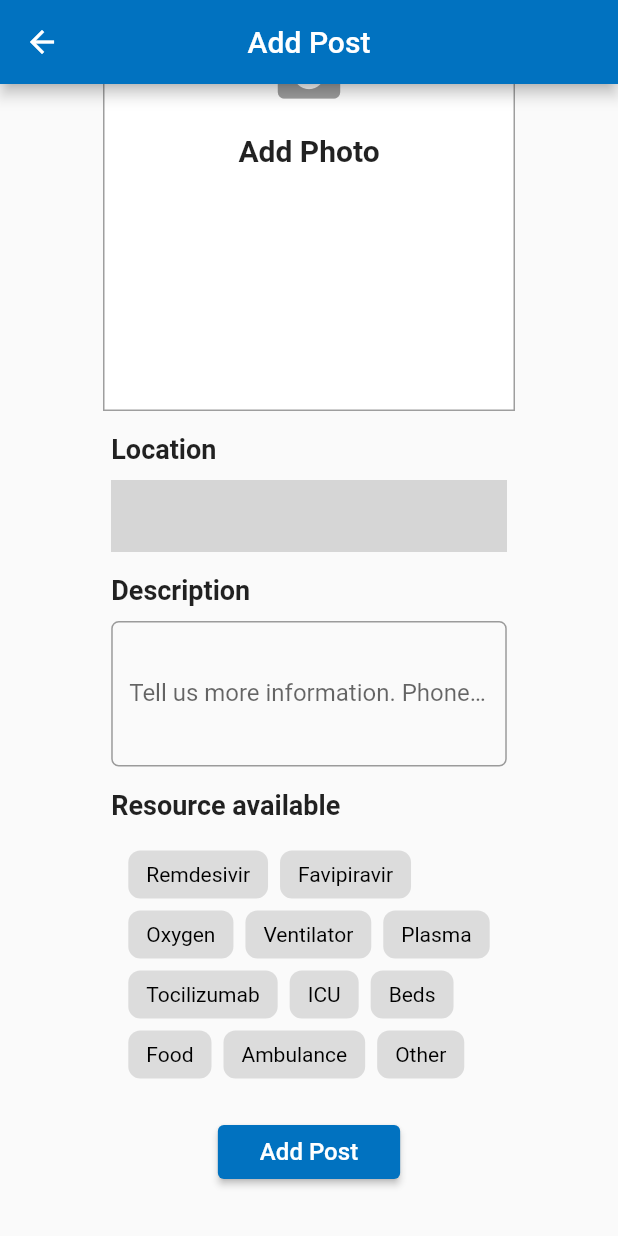
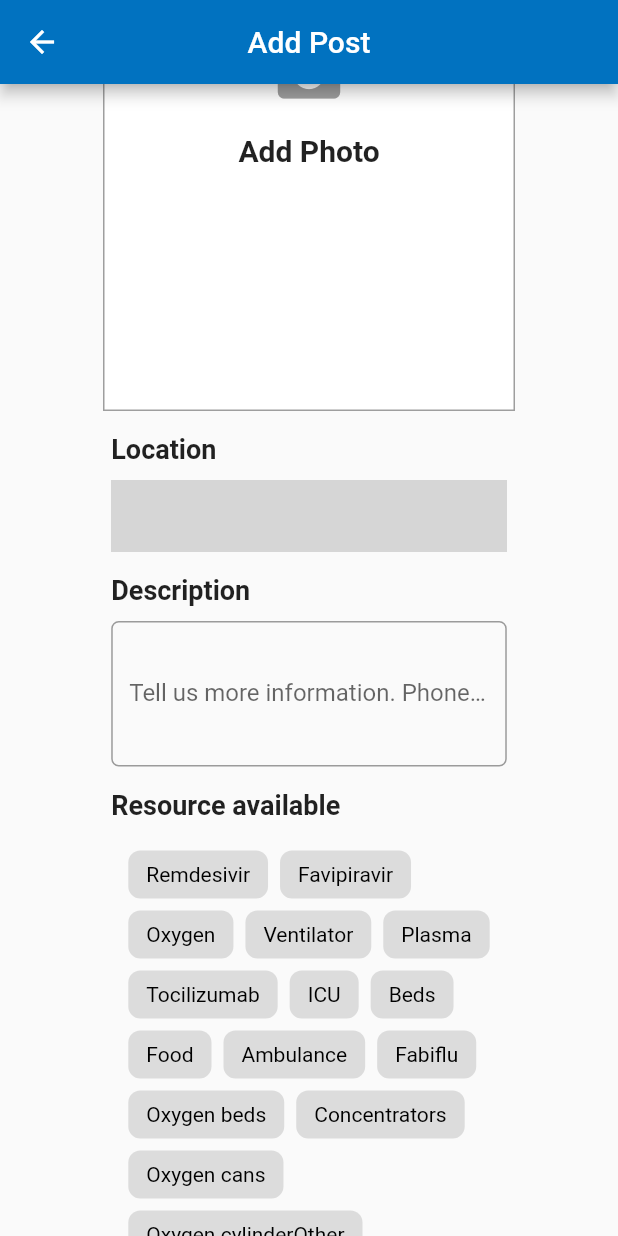
Before and after one commit to AniketSindhu/find_covid_leads_admin, a Flutter app: the AddPost screen opened directly with empty values, scrolled down 226 dp, on a phone screen of 412 x 824 dp. Run offline on Flutter 3.47's test engine with Material 2 defaults, Android fonts, the phone set to English and light mode, and no system bars; drawn by our look-alikes of auto_size_text, chips_choice, velocity_x; our stand-ins replace cached_network_image, cloud_firestore, firebase_core, firebase_storage, readmore, shared_preferences and 1 more; missing offline and left inert: big_numbers, image_picker_web, mime_type, searchable_dropdown; accounts and stored records are empty; grey boxes are pictures that could not be loaded.

Commit message:
more category added

```diff
--- a/lib/pages/addPost.dart
+++ b/lib/pages/addPost.dart
@@ -32,7 +32,12 @@
     'Beds',
     'Food',
     'Ambulance',
-    'Other'
+    'Fabiflu',
+    'Oxygen beds',
+    'Concentrators',
+    'Oxygen cans',
+    'Oxygen cylinder'
+        'Other'
   ];
 
   String location;
```
Also changed, not shown: 5 other files.
